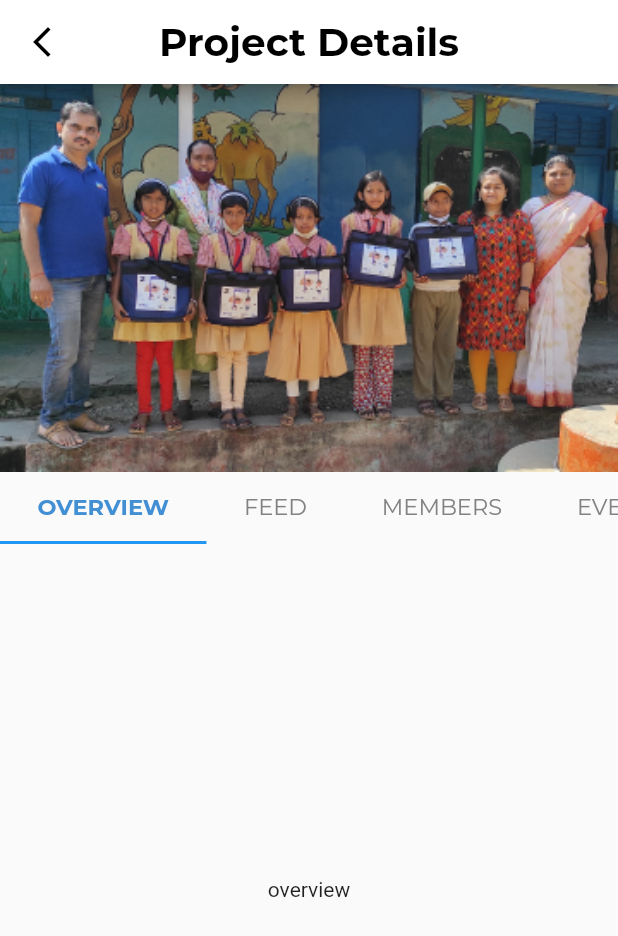
After one commit to I-Zz/ahhf_app, a Flutter app: the ProjectsDetailScreen screen opened by its route, on a phone screen of 412 x 824 dp. The commit adds this screen. Shown: the top 936 px of the screen. Run offline on Flutter 3.47's test engine with Material 2 defaults, Android fonts, the phone set to English and light mode, and no system bars; our stand-ins replace dots_indicator; project files that could hold a hidden picture were left out.

Commit message:
add the image and tab bar in project details screen

```diff
--- a/lib/main.dart
+++ b/lib/main.dart
@@ -26,8 +26,8 @@ void main() {
       TabsScreen.id: (context) => TabsScreen(),
 
       ProjectScreen.id: (context) => ProjectScreen(),
-      ProjectsDetailScreenoverview.id: (context) =>
-          ProjectsDetailScreenoverview(),
+      ProjectsDetailScreen.id: (context) =>
+          ProjectsDetailScreen(),
 
     },
     // home: Splash(),
--- a/lib/screens/projects_detail_screen_overview.dart
+++ b/lib/screens/projects_detail_screen_overview.dart
@@ -2,23 +2,104 @@
 
 import 'package:flutter/material.dart';
 import 'package:flutter/src/widgets/framework.dart';
-import 'package:flutter/src/widgets/placeholder.dart';
-
-import '../widgets/app_bar_common.dart';
+import 'package:ahhf_app/widgets/projectDetailsOverviewTab.dart';
+import 'package:ahhf_app/widgets/projectDetailsEventTab.dart';
+import 'package:ahhf_app/widgets/projectDetailsFeedTab.dart';
+import 'package:ahhf_app/widgets/projectDetailsMembersTab.dart';
 
 //put the cards in the gesturedetector
 
-class ProjectsDetailScreenoverview extends StatelessWidget {
-  static const String id = '/projects_detail_screen_overview';
+class ProjectsDetailScreen extends StatefulWidget {
+  static const String id = 'ProjectsDetailScreen';
+
+  const ProjectsDetailScreen({Key? key}) : super(key: key);
 
   @override
+  State<ProjectsDetailScreen> createState() => _ProjectsDetailScreenState();
+}
+
+class _ProjectsDetailScreenState extends State<ProjectsDetailScreen>
+    with TickerProviderStateMixin {
+  @override
   Widget build(BuildContext context) {
-    // final projectId =
-    //     ModalRoute.of(context)!.settings.arguments as String; // is the id!
-    // ...
+    TabController _tabcontroller = TabController(length: 4, vsync: this);
     return Scaffold(
       appBar: AppBar(
-        title: Text('Overview of the event of the project of project screen'),
+        backgroundColor: Colors.white,
+        leading: IconButton(
+          onPressed: () {
+            Navigator.pop(context);
+          },
+          icon: Icon(
+            Icons.arrow_back_ios_new,
+            color: Colors.black,
+          ),
+        ),
+        centerTitle: true,
+        title: Text(
+          'Project Details',
+          style: TextStyle(
+              fontSize: 26,
+              fontWeight: FontWeight.w600,
+              fontFamily: 'Montserrat',
+              color: Colors.black),
+        ),
+      ),
+      body: Column(
+        children: [
+          Container(
+            width: double.infinity,
+            child: Image(
+              image: AssetImage('assets/images/project_details_image.png'),
+              fit: BoxFit.cover,
+            ),
+          ),
+          Container(
+            child: TabBar(
+              controller: _tabcontroller,
+              isScrollable: true,
+              labelColor: Color(0xFF428FD4),
+              unselectedLabelColor: Color.fromRGBO(130, 130, 130, 50),
+              unselectedLabelStyle: TextStyle(
+                fontFamily: 'Montserrat',
+                fontWeight: FontWeight.w400,
+                fontSize: 15,
+              ),
+              labelStyle: TextStyle(
+                fontFamily: 'Montserrat',
+                fontWeight: FontWeight.w600,
+                fontSize: 15,
+              ),
+              labelPadding: const EdgeInsets.symmetric(horizontal: 25),
+              tabs: [
+                Tab(
+                  child: Text('OVERVIEW'),
+                ),
+                Tab(
+                  child: Text('FEED'),
+                ),
+                Tab(
+                  child: Text('MEMBERS'),
+                ),
+                Tab(
+                  child: Text(
+                    'EVENTS',
+                  ),
+                )
+              ],
+            ),
+          ),
+          Expanded(
+              child: TabBarView(
+            controller: _tabcontroller,
+            children: [
+              projectDetailsOverviewTab(),
+              projectDetailsFeedTab(),
+              projectDetailsMembersTab(),
+              projectDetailsEventsTab(),
+            ],
+          ))
+        ],
       ),
     );
   }
--- /dev/null
+++ b/lib/widgets/projectDetailsOverviewTab.dart
@@ -0,0 +1,12 @@
+import 'package:flutter/material.dart';
+
+class projectDetailsOverviewTab extends StatelessWidget {
+  const projectDetailsOverviewTab({Key? key}) : super(key: key);
+
+  @override
+  Widget build(BuildContext context) {
+    return Scaffold(
+      body: Center(child: Text('overview'),),
+    );
+  }
+}
--- a/lib/widgets/project_screen_cards.dart
+++ b/lib/widgets/project_screen_cards.dart
@@ -13,7 +13,7 @@ class ProjectScreenCards extends StatelessWidget {
   Widget build(BuildContext context) {
     return GestureDetector(
       onTap: (() {
-        Navigator.pushNamed(context, ProjectsDetailScreenoverview.id);
+        Navigator.pushNamed(context, ProjectsDetailScreen.id);
       }),
       child: Card(
         shape: RoundedRectangleBorder(borderRadius: BorderRadius.circular(10)),
```
Also changed, not shown: lib/screens/projects_screen.dart (+1 -10 lines), lib/widgets/projectDetailsEventTab.dart (added, +12 -0 lines), lib/widgets/projectDetailsFeedTab.dart (added, +12 -0 lines), lib/widgets/projectDetailsMembersTab.dart (added, +12 -0 lines), assets/images/project_details_image.png (added), pubspec.lock.
